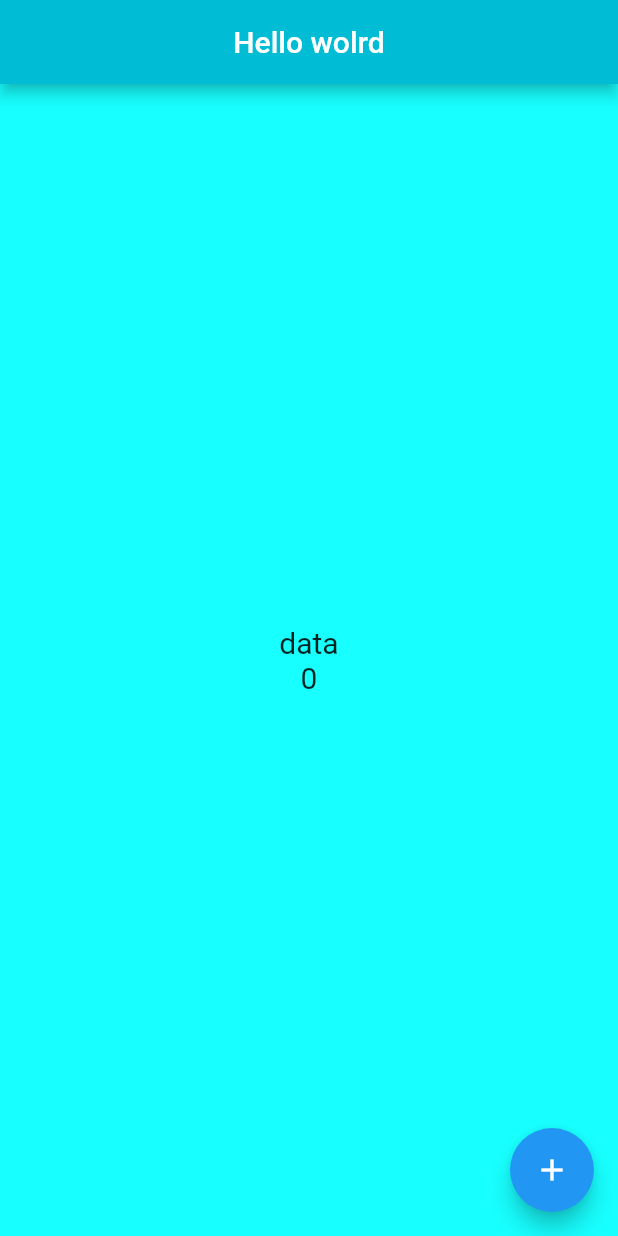
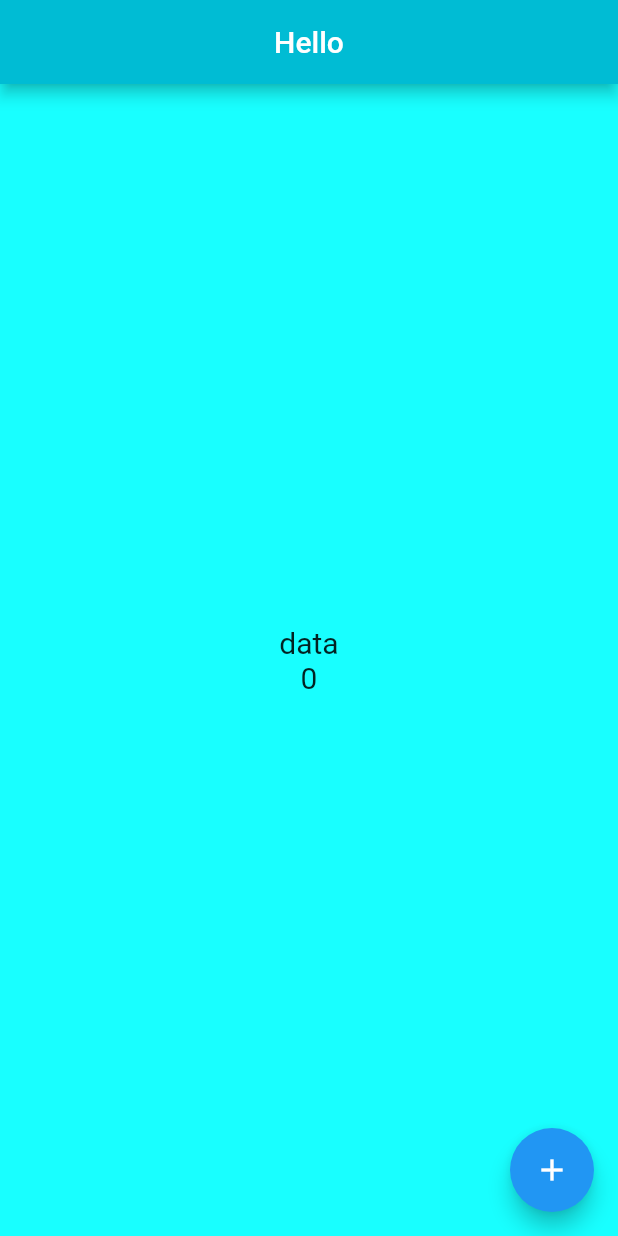
Before and after one commit to niksmalani/niks, a Flutter app: the screen it shows after launch, on a phone screen of 412 x 824 dp. Run offline on Flutter 3.47's test engine with Material 2 defaults, Android fonts, the phone set to English and light mode, and no system bars.

Commit message:
chnage name

```diff
--- a/lib/main.dart
+++ b/lib/main.dart
@@ -34,7 +34,7 @@ class _PageState extends State<Page> {
     return Scaffold(
       appBar: AppBar(
         centerTitle: true,
-        title: Text('Hello wolrd'),
+        title: Text('Hello'),
         backgroundColor: Colors.cyan,
       ),
       backgroundColor: Colors.cyanAccent,
```
